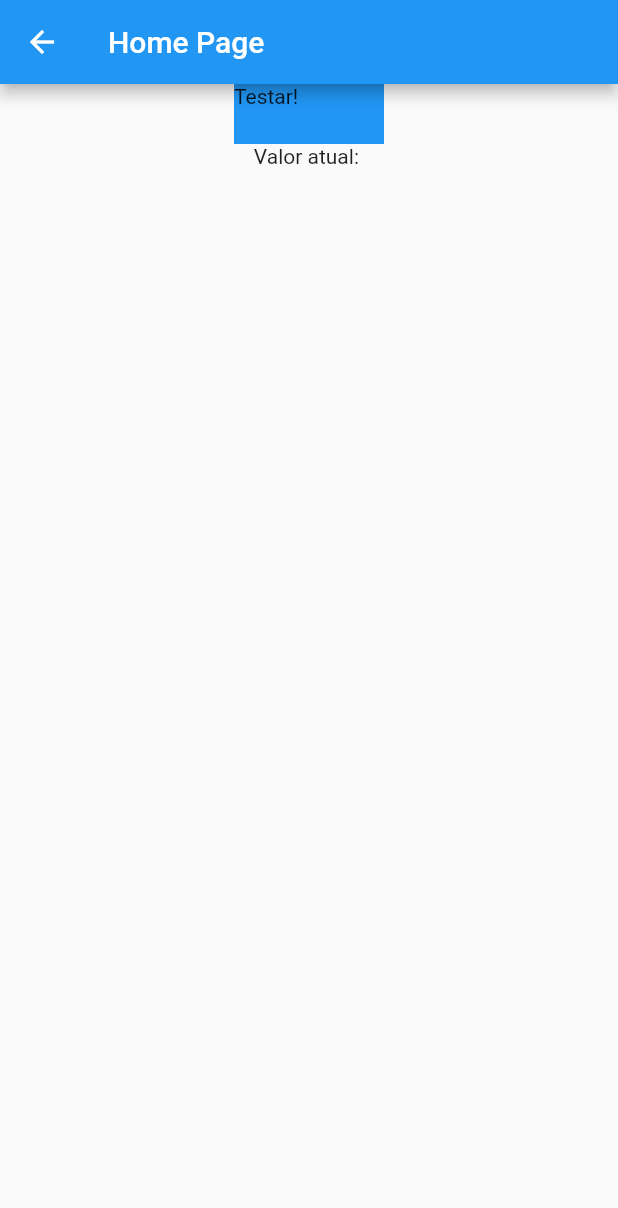
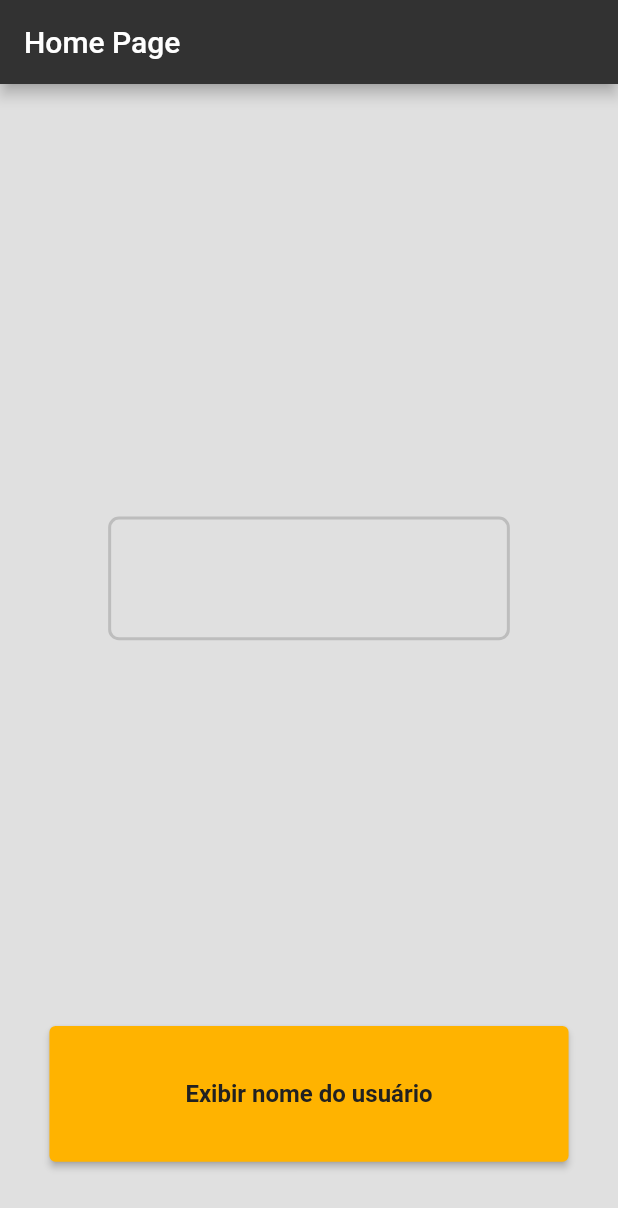
Before and after one commit to Marcoslima016/poc_bloc-provider, a Flutter app: the screen it shows after launch, after a tap on "Entrar", on a phone screen of 412 x 824 dp. Shown: the top 1208 px of the screen. Run offline on Flutter 3.47's test engine with Material 2 defaults, Android fonts, the phone set to English and light mode, and no system bars; our stand-ins replace flutter_bloc, get; missing offline and left inert: custom_components; accounts and stored records are empty.

Commit message:
Reformulada UI da pagina Home

```diff
--- a/lib/app.controller.dart
+++ b/lib/app.controller.dart
@@ -1,3 +1,5 @@
+import 'package:flutter/material.dart';
+
 import 'lib.imports.dart';
 
 class AppController {
@@ -6,4 +8,18 @@ class AppController {
   User? loggedUser;
 
   bool autheticated = false;
+
+  AppStyle style = AppStyle(
+    primaryColor: Color.fromRGBO(255, 179, 0, 1.0),
+    secundaryColor: Color.fromRGBO(50, 50, 50, 1.0),
+  );
 }
+
+class AppStyle {
+  Color? primaryColor;
+  Color? secundaryColor;
+  AppStyle({
+    this.primaryColor,
+    this.secundaryColor,
+  });
+}
--- a/lib/modulos/home/home.view.dart
+++ b/lib/modulos/home/home.view.dart
@@ -1,5 +1,6 @@
 import 'package:flutter/material.dart';
 import 'package:flutter_bloc/flutter_bloc.dart';
+import 'package:get/get.dart';
 
 import '../../lib.imports.dart';
 import 'home.imports.dart';
@@ -19,39 +20,98 @@ class HomeView extends StatelessWidget {
 class WidgetTeste extends StatelessWidget {
   @override
   Widget build(BuildContext context) {
+    double h = MediaQuery.of(context).size.height / 100;
+    double w = MediaQuery.of(context).size.width / 100;
+
     return Scaffold(
+      backgroundColor: Colors.grey[300],
       appBar: AppBar(
         title: Text("Home Page"),
+        backgroundColor: Get.find<AppController>().style.secundaryColor,
+        automaticallyImplyLeading: false,
       ),
-      body: Column(
+      body: Stack(
         children: <Widget>[
           //
-          GestureDetector(
-            onTap: () {
-              // controller.getUserData();
-              var teste = context.read<HomeController>();
-              var point = "";
-              context.read<HomeController>().getUserData();
-            },
-            child: Container(
-              width: 100,
-              height: 40,
-              color: Colors.blue,
-              child: Text(
-                "Testar!",
-              ),
-            ),
-          ),
 
-          Text("Valor atual: "),
+          // Text("Valor atual: "),
           BlocBuilder<HomeController, User?>(
             builder: (context, User? state) {
-              return Center(
-                child: Text(
-                  state!.nome.toString(),
+              return Positioned(
+                top: h * 35,
+                child: Container(
+                  width: w * 100,
+                  child: Center(
+                    child: Container(
+                      width: w * 65,
+                      height: h * 10,
+                      decoration: BoxDecoration(
+                        // color: Colors.grey[300],
+                        borderRadius: BorderRadius.circular(7.2),
+                        border: Border.all(
+                          color: (Colors.grey[400])!,
+                          width: 2,
+                        ),
+                      ),
+                      child: Center(child: Text(state!.nome.toString())),
+                    ),
+                  ),
                 ),
               );
             },
+          ),
+
+          //=============================== BOTAO ===============================
+
+          Positioned(
+            bottom: h * 6,
+            child: Container(
+              width: w * 100,
+              child: Center(
+                child: Container(
+                  height: h * 11,
+                  width: w * 84,
+                  child: ElevatedButton(
+                    child: Text(
+                      'Exibir nome do usuário',
+                      style: TextStyle(
+                        fontSize: 16,
+                        color: Colors.grey[900],
+                        fontWeight: FontWeight.w700,
+                      ),
+                    ),
+                    onPressed: () {
+                      context.read<HomeController>().getUserData();
+                    },
+                    style: ElevatedButton.styleFrom(
+                      primary: Get.find<AppController>().style.primaryColor,
+                      padding: EdgeInsets.symmetric(horizontal: 40, vertical: 20),
+                      // textStyle: TextStyle(
+                      //   fontSize: 30,
+                      //   fontWeight: FontWeight.bold,
+                      // ),
+                    ),
+                  ),
+                ),
+
+                //  GestureDetector(
+                //   onTap: () {
+                //     // controller.getUserData();
+                //     var teste = context.read<HomeController>();
+                //     var point = "";
+                //     context.read<HomeController>().getUserData();
+                //   },
+                //   child: Container(
+                //     width: 100,
+                //     height: 40,
+                //     color: Colors.blue,
+                //     child: Text(
+                //       "Testar!",
+                //     ),
+                //   ),
+                // ),
+              ),
+            ),
           ),
         ],
       ),
--- a/lib/modulos/login/components/login_form.component.dart
+++ b/lib/modulos/login/components/login_form.component.dart
@@ -1,6 +1,8 @@
 import 'package:flutter/material.dart';
 import 'package:flutter_bloc/flutter_bloc.dart';
+import 'package:get/get.dart';
 
+import '../../../lib.imports.dart';
 import '../login.imports.dart';
 import 'components.imports.dart';
 
@@ -73,9 +75,7 @@ class LoginForm extends StatelessWidget {
               child: GestureDetector(
                 onTap: () {
                   var t1 = controller.inputUser.text;
-
-                  var point = "";
-
+                  Get.find<AppController>();
                   controller.sigin(context);
                 },
                 child: Container(
@@ -83,7 +83,7 @@ class LoginForm extends StatelessWidget {
                   height: h * 8.8,
                   decoration: BoxDecoration(
                     borderRadius: BorderRadius.circular(80),
-                    color: Color.fromRGBO(255, 179, 0, 1.0),
+                    color: Get.find<AppController>().style.primaryColor,
                     //229 177 77
                   ),
                   child: Center(
```
Also changed, not shown: lib/modulos/home/home.controller.dart (+0 -15 lines).
